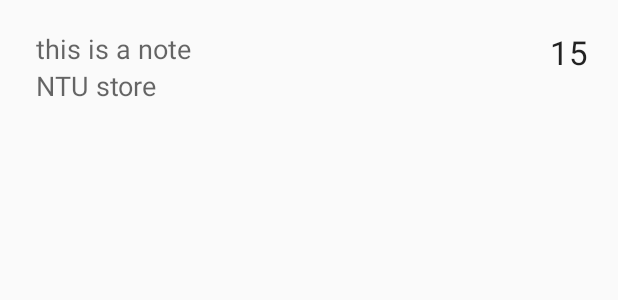
After one commit to risc604/SimpleUI, an Android app: the layout listview_item.xml on its own in the app's theme, with its tools: preview values and no code run, on a phone screen of 412 x 824 dp. The commit adds this screen. Shown: the top 300 px of the screen. Run offline under Robolectric (Android 15) with nearby library versions, the phone set to English and light mode, and no system bars.

Commit message:
Use SimpleAdapter, Setup Parse SDK, Store order information to Parse

```diff
--- a/app/build.gradle
+++ b/app/build.gradle
@@ -23,4 +23,7 @@ dependencies {
     compile 'com.android.support:support-v4:23.1.1'
     compile 'com.android.support:design:23.1.1'
     compile 'com.android.support:appcompat-v7:23.1.1'
+    compile 'com.google.android.gms:play-services-appindexing:8.1.0'
+    compile 'com.parse.bolts:bolts-android:1.+'
+    compile 'com.parse:parse-android:1.+'
 }
--- /dev/null
+++ b/app/src/main/res/layout/listview_item.xml
@@ -0,0 +1,40 @@
+<?xml version="1.0" encoding="utf-8"?>
+<RelativeLayout xmlns:android="http://schemas.android.com/apk/res/android"
+                android:layout_width="match_parent"
+                android:layout_height="match_parent">
+
+    <TextView
+        android:layout_width="wrap_content"
+        android:layout_height="wrap_content"
+        android:textAppearance="?android:attr/textAppearanceMedium"
+        android:text="this is a note"
+        android:id="@+id/note"
+        android:layout_marginLeft="24dp"
+        android:layout_marginStart="24dp"
+        android:layout_marginTop="20dp"
+        android:layout_alignParentTop="true"
+        android:layout_alignParentLeft="true"
+        android:layout_alignParentStart="true"/>
+
+    <TextView
+        android:layout_width="wrap_content"
+        android:layout_height="wrap_content"
+        android:textAppearance="?android:attr/textAppearanceLarge"
+        android:text="15"
+        android:id="@+id/drinkNum"
+        android:layout_alignTop="@+id/note"
+        android:layout_alignParentRight="true"
+        android:layout_alignParentEnd="true"
+        android:layout_marginRight="20dp"
+        android:layout_marginEnd="20dp"/>
+
+    <TextView
+        android:layout_width="wrap_content"
+        android:layout_height="wrap_content"
+        android:textAppearance="?android:attr/textAppearanceMedium"
+        android:text="NTU store"
+        android:id="@+id/storeInfo"
+        android:layout_below="@+id/note"
+        android:layout_alignLeft="@+id/note"
+        android:layout_alignStart="@+id/note"/>
+</RelativeLayout>
--- /dev/null
+++ b/app/src/main/res/values/ids.xml
@@ -0,0 +1,4 @@
+<?xml version="1.0" encoding="utf-8"?>
+<resources>
+    <item name="storeInfo" type="id"/>
+</resources>
--- a/app/src/main/res/values/styles.xml
+++ b/app/src/main/res/values/styles.xml
@@ -13,4 +13,5 @@
     <style name="AppTheme.AppBarOverlay" parent="ThemeOverlay.AppCompat.Dark.ActionBar"/>
     <style name="AppTheme.PopupOverlay" parent="ThemeOverlay.AppCompat.Light"/>
 
+    <item name="drinkNum" type="id"/>
 </resources>
```
Also changed, not shown: app/src/main/AndroidManifest.xml (+13 -1 lines), app/src/main/java/example/com/simpleui/MainActivity.java (+104 -47 lines).
